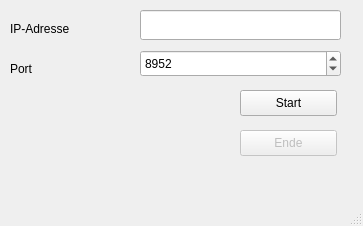
This is mainwindow.ui in KAtana-Karlsruhe/udp_remote as Qt 5 draws it before an edit. The edited form follows.
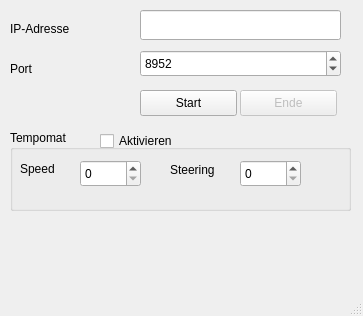
This is the edited form.

Commit message: Added speed control functionality

Diff of the .ui file:
```diff
--- a/mainwindow.ui
+++ b/mainwindow.ui
@@ -7,7 +7,7 @@
     <x>0</x>
     <y>0</y>
     <width>363</width>
-    <height>226</height>
+    <height>316</height>
    </rect>
   </property>
   <property name="windowTitle">
@@ -59,7 +59,7 @@
    <widget class="QPushButton" name="pushButton_start">
     <property name="geometry">
      <rect>
-      <x>240</x>
+      <x>140</x>
       <y>90</y>
       <width>97</width>
       <height>26</height>
@@ -76,7 +76,7 @@
     <property name="geometry">
      <rect>
       <x>240</x>
-      <y>130</y>
+      <y>90</y>
       <width>97</width>
       <height>26</height>
      </rect>
@@ -101,6 +101,78 @@
      <number>8952</number>
     </property>
    </widget>
+   <widget class="QGroupBox" name="groupBox">
+    <property name="geometry">
+     <rect>
+      <x>10</x>
+      <y>130</y>
+      <width>341</width>
+      <height>81</height>
+     </rect>
+    </property>
+    <property name="title">
+     <string>Tempomat</string>
+    </property>
+    <widget class="QSpinBox" name="spinBox_speed">
+     <property name="geometry">
+      <rect>
+       <x>70</x>
+       <y>30</y>
+       <width>61</width>
+       <height>27</height>
+      </rect>
+     </property>
+    </widget>
+    <widget class="QSpinBox" name="spinBox_steer">
+     <property name="geometry">
+      <rect>
+       <x>230</x>
+       <y>30</y>
+       <width>61</width>
+       <height>27</height>
+      </rect>
+     </property>
+    </widget>
+    <widget class="QLabel" name="label_3">
+     <property name="geometry">
+      <rect>
+       <x>10</x>
+       <y>30</y>
+       <width>61</width>
+       <height>17</height>
+      </rect>
+     </property>
+     <property name="text">
+      <string>Speed</string>
+     </property>
+    </widget>
+    <widget class="QLabel" name="label_4">
+     <property name="geometry">
+      <rect>
+       <x>160</x>
+       <y>30</y>
+       <width>67</width>
+       <height>20</height>
+      </rect>
+     </property>
+     <property name="text">
+      <string>Steering</string>
+     </property>
+    </widget>
+    <widget class="QCheckBox" name="checkBox_tempomat">
+     <property name="geometry">
+      <rect>
+       <x>90</x>
+       <y>0</y>
+       <width>131</width>
+       <height>22</height>
+      </rect>
+     </property>
+     <property name="text">
+      <string>Aktivieren</string>
+     </property>
+    </widget>
+   </widget>
   </widget>
   <widget class="QMenuBar" name="menuBar">
    <property name="geometry">
```
The commit also changes 1 other file.
